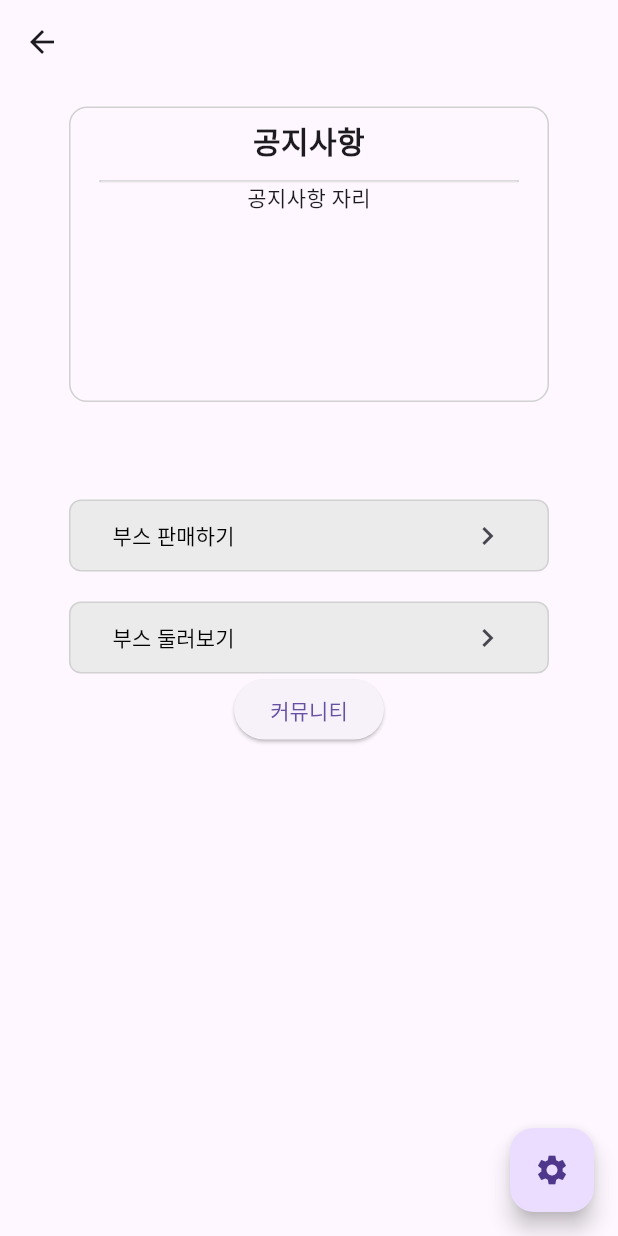
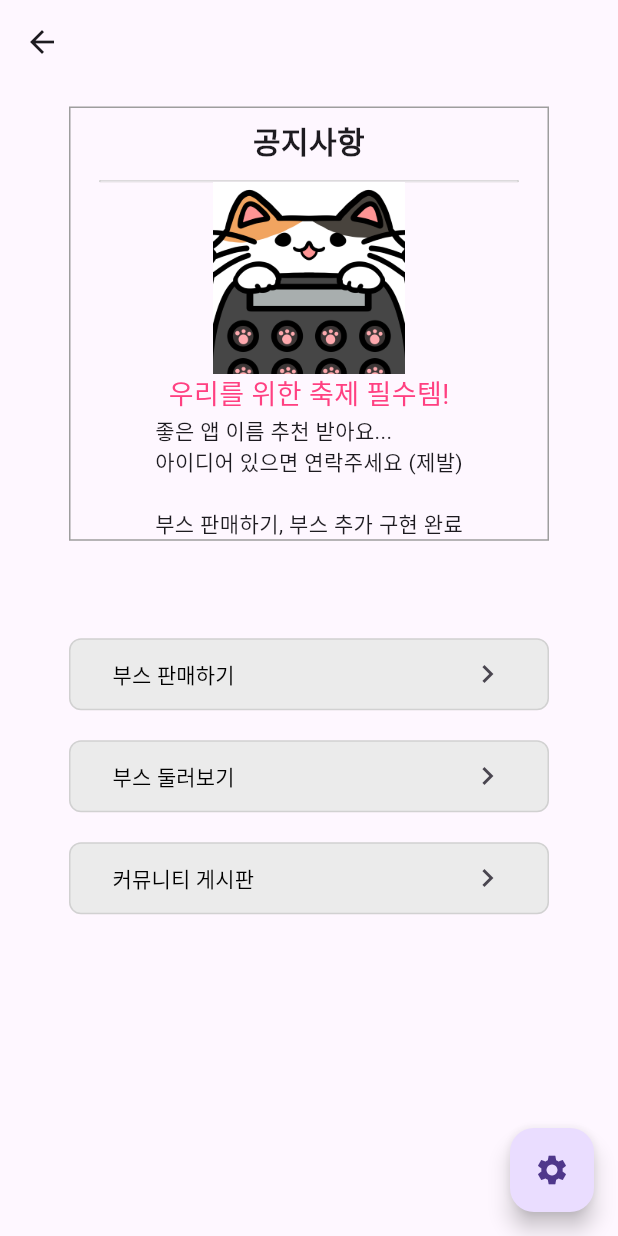
Before and after one commit to 1999mo/2024-Capstone-Team4, a Flutter app: the SellerMainScreen screen opened directly, on a phone screen of 412 x 824 dp. Run offline on Flutter 3.47's test engine with Material 3 defaults, Android fonts, the phone set to English and light mode, and no system bars; our stand-ins replace cloud_firestore, firebase_auth, firebase_core, firebase_storage, google_sign_in, image_picker and 1 more; missing offline and left inert: mailer; accounts and stored records are empty.

Commit message:
프로필, 메인화면 일부 디자인

```diff
--- a/lib/screens/main_screens/main_screen.dart
+++ b/lib/screens/main_screens/main_screen.dart
@@ -94,17 +94,32 @@ class _SellerMainScreenState extends State<SellerMainScreen> {
           child: Column(
         children: [
           Container(
-            // alignment: Alignment.center,
-            // color: Colors.lightBlue,
-            margin: const EdgeInsets.all(15),
-            width: 320,
-            height: 197,
-            decoration: ShapeDecoration(
-              shape: RoundedRectangleBorder(
-                side: BorderSide(width: 1, color: Color(0xFFD1D1D1)),
-                borderRadius: BorderRadius.circular(12)
-              )
-            ),
+          decoration: BoxDecoration(
+          border: Border.all(
+              color: Colors.grey,
+              width: 1.0
+          )
+      ),
+        alignment: Alignment.center,
+        margin: const EdgeInsets.all(15),
+        width: 320,
+        // child: Column(
+        //     children: [
+        //       Image.asset('assets/catcul_w.jpg', width: 128, height: 128,),
+        //       Text('우리를 위한 축제 필수템!', style: TextStyle(fontSize: 18, color: Colors.pinkAccent),),
+        //       Text('좋은 앱 이름 추천 받아요... \n아이디어 있으면 연락주세요 (제발)'),
+        //       Text('\n부스 판매하기, 부스 추가 구현 완료')
+        //     ]
+        // )
+            // margin: const EdgeInsets.all(15),
+            // width: 320,
+            // height: 197,
+            // decoration: ShapeDecoration(
+            //   shape: RoundedRectangleBorder(
+            //     side: BorderSide(width: 1, color: Color(0xFFD1D1D1)),
+            //     borderRadius: BorderRadius.circular(12)
+            //   )
+            // ),
             child: Column(
               children: [
                 Container(
@@ -131,10 +146,16 @@ class _SellerMainScreenState extends State<SellerMainScreen> {
                     ),
                   ),
                 ),
-                const Text('공지사항 자리')
+                Column(
+                    children: [
+                      Image.asset('assets/catcul_w.jpg', width: 128, height: 128,),
+                      Text('우리를 위한 축제 필수템!', style: TextStyle(fontSize: 18, color: Colors.pinkAccent),),
+                      Text('좋은 앱 이름 추천 받아요... \n아이디어 있으면 연락주세요 (제발)'),
+                      Text('\n부스 판매하기, 부스 추가 구현 완료')
+                    ]
+                )
               ],
             )
-            // child: const Text('공지사항 자리'),
           ),
           const SizedBox(height: 50),
           Container(
@@ -152,7 +173,9 @@ class _SellerMainScreenState extends State<SellerMainScreen> {
                 mainAxisAlignment: MainAxisAlignment.spaceBetween,
                 children: [
                   TextButton(
-                      onPressed: () {},
+                      onPressed: () {
+                        Navigator.pushNamed(context, '/seller_screens/my_booth');
+                      },
                       child: const Text(
                           '부스 판매하기',
                         style: TextStyle(
@@ -202,8 +225,40 @@ class _SellerMainScreenState extends State<SellerMainScreen> {
                 ],
               )
           ),
-          ElevatedButton(onPressed: () {}, child: const Text('커뮤니티')),
-          // ElevatedButton(onPressed: () {}, child: const Text('온라인 물품 둘러보기'))
+          const SizedBox(height: 20),
+          Container(
+              width: 320,
+              height: 48,
+              padding: const EdgeInsets.symmetric(horizontal: 16),
+              decoration: ShapeDecoration(
+                  color: Color(0xFFEBEBEB),
+                  shape: RoundedRectangleBorder(
+                      side: BorderSide(width: 1, color: Color(0xFFD1D1D1)),
+                      borderRadius: BorderRadius.circular(8)
+                  )
+              ),
+              child: Row(
+                mainAxisAlignment: MainAxisAlignment.spaceBetween,
+                children: [
+                  Container(
+                    child: TextButton(
+                        onPressed: () {},
+                        child: const Text(
+                          '커뮤니티 게시판',
+                          style: TextStyle(
+                              color: Colors.black,
+                              fontWeight: FontWeight.w500
+                          ),
+                        )
+                    ),
+                  ),
+                  IconButton(
+                      onPressed: (){},
+                      icon: const Icon(Icons.chevron_right)
+                  )
+                ],
+              )
+          ),
         ],
       )),
       floatingActionButton:FloatingActionButton(onPressed: () {
```
